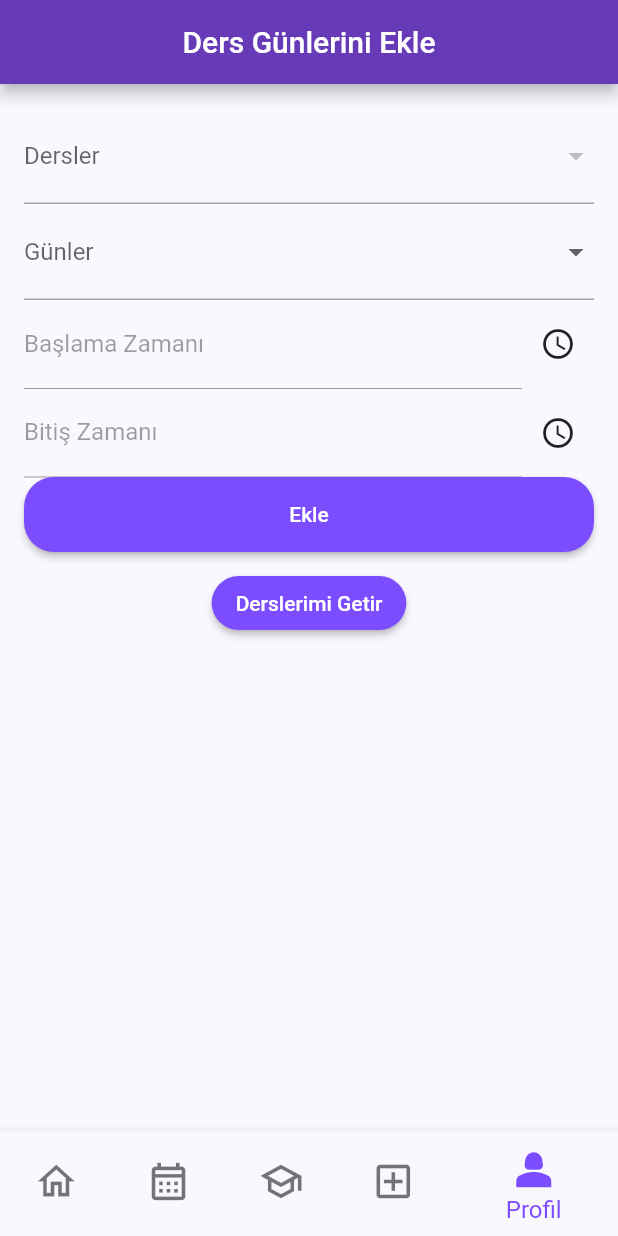
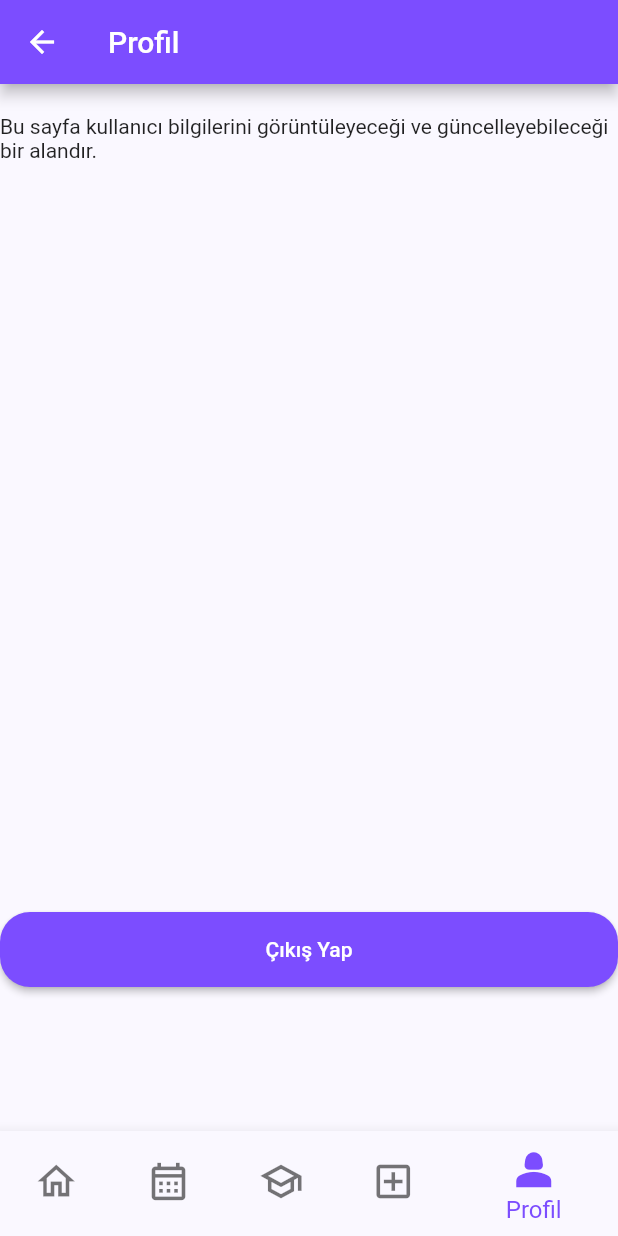
Before and after one commit to ibrahimhates/AbsenteeismApp-FlutterProject, a Flutter app: the Menu screen opened directly, item 5 of the bottom bar chosen, on a phone screen of 412 x 824 dp. Run offline on Flutter 3.47's test engine with Material 2 defaults, Android fonts, the phone set to English and light mode, and no system bars; our stand-ins replace dio, flutter_speed_dial, flutter_spinkit, hive, hive_flutter, retrofit; accounts and stored records are empty; generated files the repository leaves out were written again; network calls fail.

Commit message:
fixed a lot of problems

```diff
--- a/lib/main.dart
+++ b/lib/main.dart
@@ -5,7 +5,7 @@ import 'main_app.dart';
 
 void main() async {
   await _initHive();
-  runApp(const MainApp());
+  runApp(MainApp());
 }
 
 Future<void> _initHive() async{
--- a/lib/main_app.dart
+++ b/lib/main_app.dart
@@ -1,12 +1,21 @@
+import 'package:absenteeism_v2/views/get_started.dart';
 import 'package:absenteeism_v2/views/login_page.dart';
-import 'package:absenteeism_v2/views/menu/menu.dart';
-import 'package:absenteeism_v2/views/menu/syllabus/syllabus_view.dart';
 import 'package:flutter/material.dart';
+import 'package:hive/hive.dart';
 
 
 class MainApp extends StatelessWidget {
-  const MainApp({super.key});
+  MainApp({super.key});
 
+  final Box _boxLogin = Hive.box("login");
+  bool checkLogin(){
+    var token = _boxLogin.get("loginStatus");
+    if(token.toString() == null)
+      return false;
+    if(token.toString() == "")
+      return false;
+    return true;
+  }
   @override
   Widget build(BuildContext context) {
     return MaterialApp(
@@ -16,7 +25,7 @@ class MainApp extends StatelessWidget {
           seedColor: const Color.fromRGBO(32, 63, 129, 1.0),
         ),
       ),
-      home: const Menu(),
+      home: checkLogin()?GetStarted():LoginPage(),
     );
   }
 }
--- a/lib/views/login_page.dart
+++ b/lib/views/login_page.dart
@@ -193,7 +193,7 @@ class _LoginPageState extends State<LoginPage> {
         builder: (BuildContext context) {
           return AlertDialog(
             title: Text("Hata"),
-            content: Text("Bir hata oluştu. Lütfen tekrar deneyin."),
+            content: Text("Kullanıcı Adı veya Şifre Hatalı"),
             actions: <Widget>[
               TextButton(
                 child: Text("Tamam"),
--- a/lib/views/menu/menu.dart
+++ b/lib/views/menu/menu.dart
@@ -1,4 +1,5 @@
 import 'package:absenteeism_v2/views/menu/mainpage/main_page.dart';
+import 'package:absenteeism_v2/views/menu/profile/user_information.dart';
 import 'package:absenteeism_v2/views/menu/syllabus/syllabus_view.dart';
 import 'package:flutter/material.dart';
 
@@ -25,7 +26,7 @@ class _MenuState extends State<Menu> {
     SyllabusView(),
     Placeholder(),
     AddAllPage(),
-    AddCourseCalendarPage()
+    UserInfoPage(),
   ];
   @override
   Widget build(BuildContext context) {
--- /dev/null
+++ b/lib/views/menu/profile/user_information.dart
@@ -0,0 +1,73 @@
+import 'package:absenteeism_v2/views/login_page.dart';
+import 'package:flutter/material.dart';
+import 'package:flutter_spinkit/flutter_spinkit.dart';
+import 'package:hive/hive.dart';
+
+class UserInfoPage extends StatefulWidget {
+  const UserInfoPage({Key? key}) : super(key: key);
+
+  @override
+  State<UserInfoPage> createState() => _UserInfoPageState();
+}
+
+class _UserInfoPageState extends State<UserInfoPage> {
+  final Box _boxLogin = Hive.box("login");
+  @override
+  Widget build(BuildContext context) {
+    return Scaffold(
+      appBar: AppBar(
+        title: Text('Profil'),
+        backgroundColor: Colors.deepPurpleAccent,
+      ),
+      body: Column(
+        children: [
+          SizedBox(height: 20,),
+          Text('Bu sayfa kullanıcı bilgilerini görüntüleyeceği ve güncelleyebileceği bir alandır.'),
+          SizedBox(height: 500,),
+          ElevatedButton(
+            style: ElevatedButton.styleFrom(
+                minimumSize: const Size.fromHeight(50),
+                shape: RoundedRectangleBorder(
+                  borderRadius: BorderRadius.circular(20),
+                ),
+                backgroundColor: Colors.deepPurpleAccent),
+            onPressed: () async {
+              showDialog(
+                context: context,
+                barrierDismissible: false,
+                builder: (BuildContext context) {
+                  return Center(
+                    child: SpinKitFadingCircle(
+                      itemBuilder: (BuildContext context, int index) {
+                        return DecoratedBox(
+                          decoration: BoxDecoration(
+                            color: index.isEven
+                                ? Colors.purple
+                                : Colors.purpleAccent,
+                          ),
+                        );
+                      },
+                    ),
+                  );
+                },
+              );
+              _boxLogin.clear();
+              await Future.delayed(
+                  Duration(seconds: 3),
+                  () => {
+                        Navigator.of(context).push(
+                          MaterialPageRoute(
+                            builder: (context) {
+                              return const LoginPage();
+                            },
+                          ),
+                        )
+                      });
+            },
+            child: const Text("Çıkış Yap"),
+          ),
+        ],
+      ),
+    );
+  }
+}
--- a/lib/views/menu/syllabus/syllabus_view.dart
+++ b/lib/views/menu/syllabus/syllabus_view.dart
@@ -31,9 +31,7 @@ class _SyllabusViewState extends State<SyllabusView> {
   Widget build(BuildContext context) {
     return Scaffold(
       appBar: AppBar(
-        title: Center(
-          child: Text('Program'),
-        ),
+        title: Text('Program'),
       ),
       body: FutureBuilder<List<Syllabus>>(
         future: fetchSyllabus(),
```
Also changed, not shown: lib/views/get_started.dart (+9 -1 lines).
